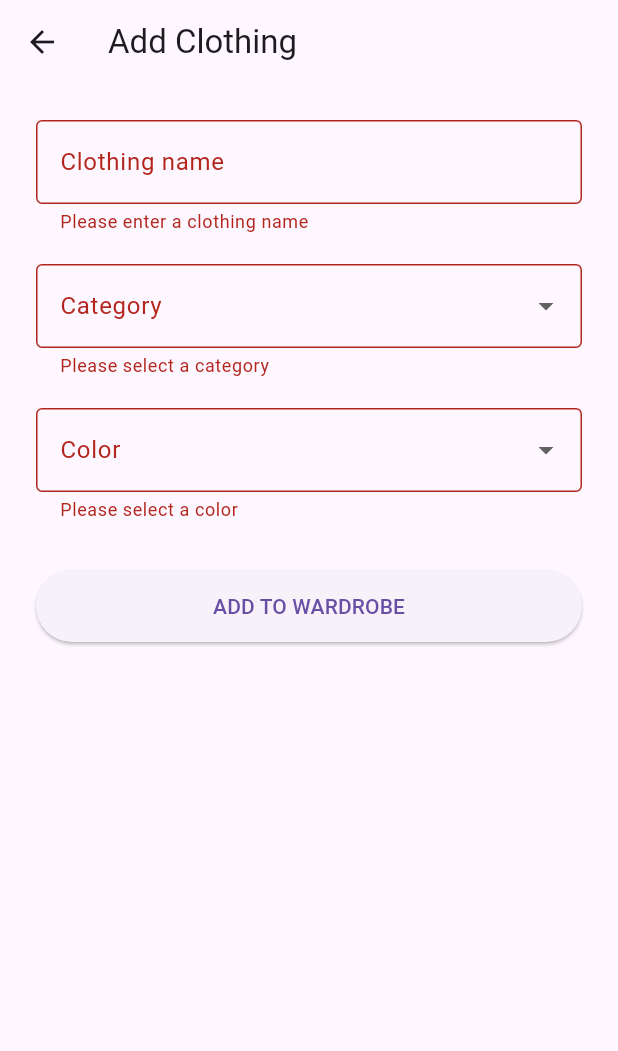
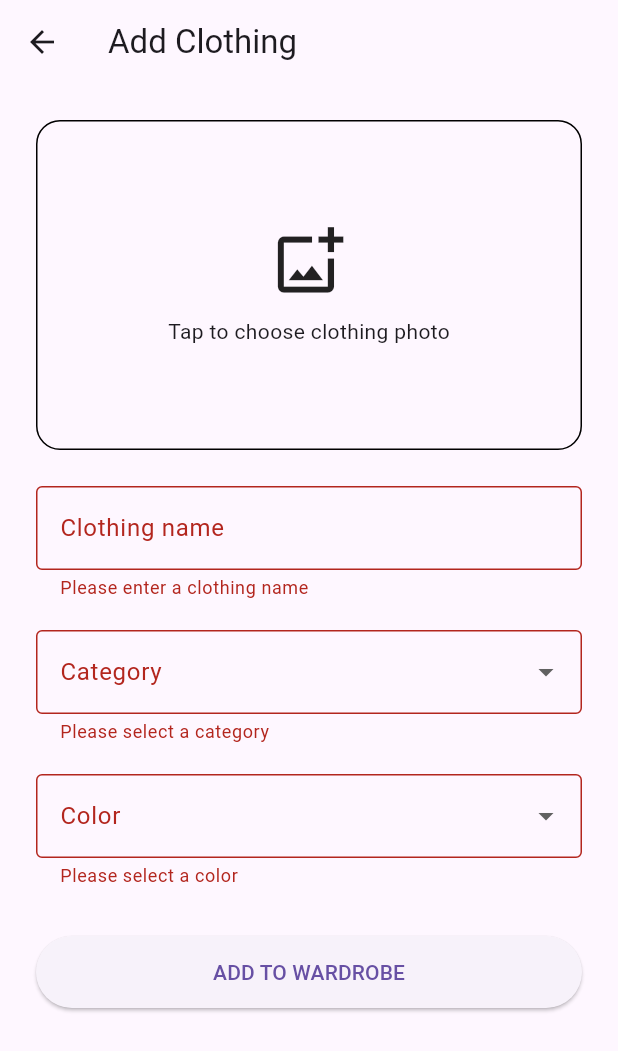
Before and after one commit to Fenet004/clueless_closet, a Flutter app: the AddClothingScreen screen opened directly, after a tap on "ADD TO WARDROBE", on a phone screen of 412 x 824 dp. Shown: the top 1051 px of the screen. Run offline on Flutter 3.47's test engine with Material 3 defaults, Android fonts, the phone set to English and light mode, and no system bars; our stand-ins replace image_picker.

Commit message:
add gallery image selection for clothing items

```diff
--- a/lib/models/clothing_item.dart
+++ b/lib/models/clothing_item.dart
@@ -3,11 +3,13 @@ class ClothingItem {
   final String category;
   final String color;
   final String imagePath;
+  final bool isAssetImage;
 
   ClothingItem({
     required this.name,
     required this.category,
     required this.color,
     required this.imagePath,
+    this.isAssetImage = true,
   });
 }
--- a/lib/screens/add_clothing_screen.dart
+++ b/lib/screens/add_clothing_screen.dart
@@ -1,4 +1,6 @@
+import 'dart:io';
 import 'package:flutter/material.dart';
+import 'package:image_picker/image_picker.dart';
 import '../models/clothing_item.dart';
 
 class AddClothingScreen extends StatefulWidget {
@@ -11,7 +13,9 @@ class AddClothingScreen extends StatefulWidget {
 class _AddClothingScreenState extends State<AddClothingScreen> {
   final GlobalKey<FormState> _formKey = GlobalKey<FormState>();
   final TextEditingController _nameController = TextEditingController();
+  final ImagePicker _imagePicker = ImagePicker();
 
+  XFile? selectedImage;
   String? selectedCategory;
   String? selectedColor;
 
@@ -39,16 +43,45 @@ class _AddClothingScreenState extends State<AddClothingScreen> {
   }
 
   void saveClothingItem() {
-    if (_formKey.currentState!.validate()) {
-      final newItem = ClothingItem(
-        name: _nameController.text.trim(),
-        category: selectedCategory!,
-        color: selectedColor!,
-        imagePath: 'assets/images/placeholder.png',
+    if (!_formKey.currentState!.validate()) {
+      return;
+    }
+
+    if (selectedImage == null) {
+      ScaffoldMessenger.of(context).showSnackBar(
+        const SnackBar(
+          content: Text(
+            'Please select a clothing image',
+          ),
+        ),
       );
 
-      Navigator.pop(context, newItem);
+      return;
     }
+
+    final newItem = ClothingItem(
+      name: _nameController.text.trim(),
+      category: selectedCategory!,
+      color: selectedColor!,
+      imagePath: selectedImage!.path,
+      isAssetImage: false,
+    );
+
+    Navigator.pop(context, newItem);
+  }
+
+  Future<void> pickImage() async {
+    final XFile? image = await _imagePicker.pickImage(
+      source: ImageSource.gallery,
+    );
+
+    if (image == null) {
+      return;
+    }
+
+    setState(() {
+      selectedImage = image;
+    });
   }
 
   @override
@@ -63,6 +96,41 @@ class _AddClothingScreenState extends State<AddClothingScreen> {
           key: _formKey,
           child: Column(
             children: [
+              GestureDetector(
+                onTap: pickImage,
+                child: Container(
+                  width: double.infinity,
+                  height: 220,
+                  decoration: BoxDecoration(
+                    border: Border.all(),
+                    borderRadius: BorderRadius.circular(16),
+                  ),
+                  child: selectedImage == null
+                      ? const Column(
+                          mainAxisAlignment: MainAxisAlignment.center,
+                          children: [
+                            Icon(
+                              Icons.add_photo_alternate_outlined,
+                              size: 50
+                            ),
+                            SizedBox(height: 12),
+                            Text(
+                              'Tap to choose clothing photo'
+                            ),
+                          ],
+                        )
+                      : ClipRRect(
+                        borderRadius: BorderRadius.circular(16),
+                        child: Image.file(
+                          File(selectedImage!.path),
+                          fit: BoxFit.cover,
+                        ),
+                      ),
+                ),
+              ),
+
+              const SizedBox(height: 24),
+
               TextFormField(
                 controller: _nameController,
                 decoration: const InputDecoration(
--- a/pubspec.yaml
+++ b/pubspec.yaml
@@ -34,6 +34,7 @@ dependencies:
   # The following adds the Cupertino Icons font to your application.
   # Use with the CupertinoIcons class for iOS style icons.
   cupertino_icons: ^1.0.8
+  image_picker: ^1.2.4
 
 dev_dependencies:
   flutter_test:
```
Also changed, not shown: lib/screens/wardrobe_screen.dart (+10 -4 lines), lib/widgets/clothing_picker.dart (+10 -4 lines), pubspec.lock, 5 other files.
